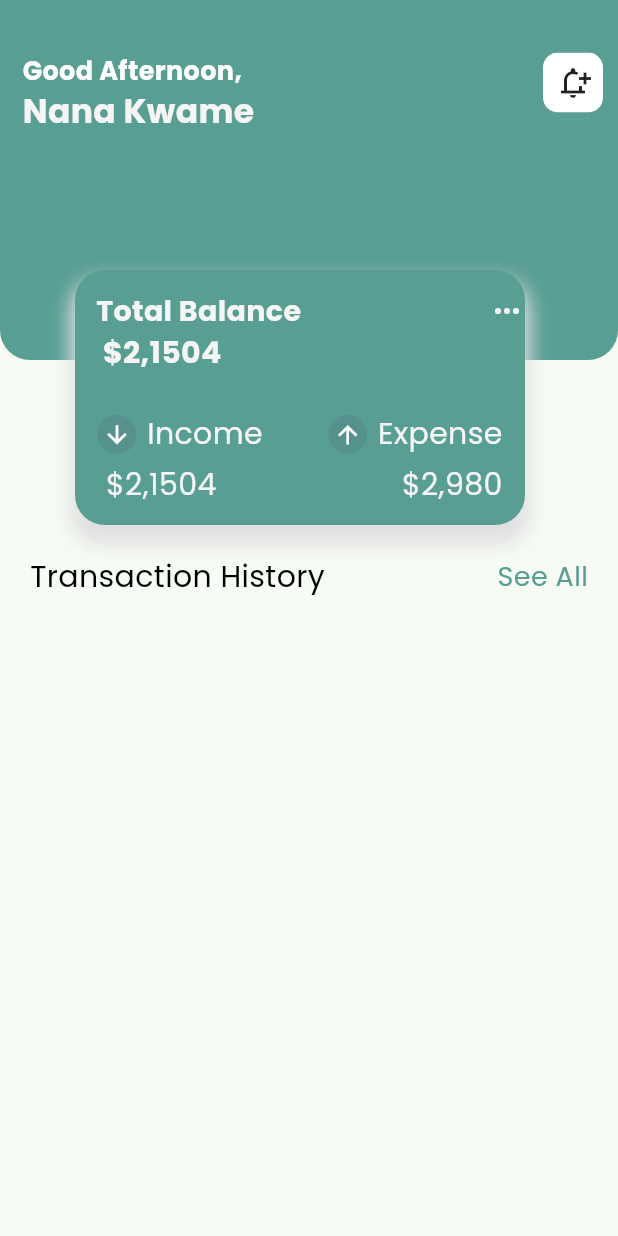
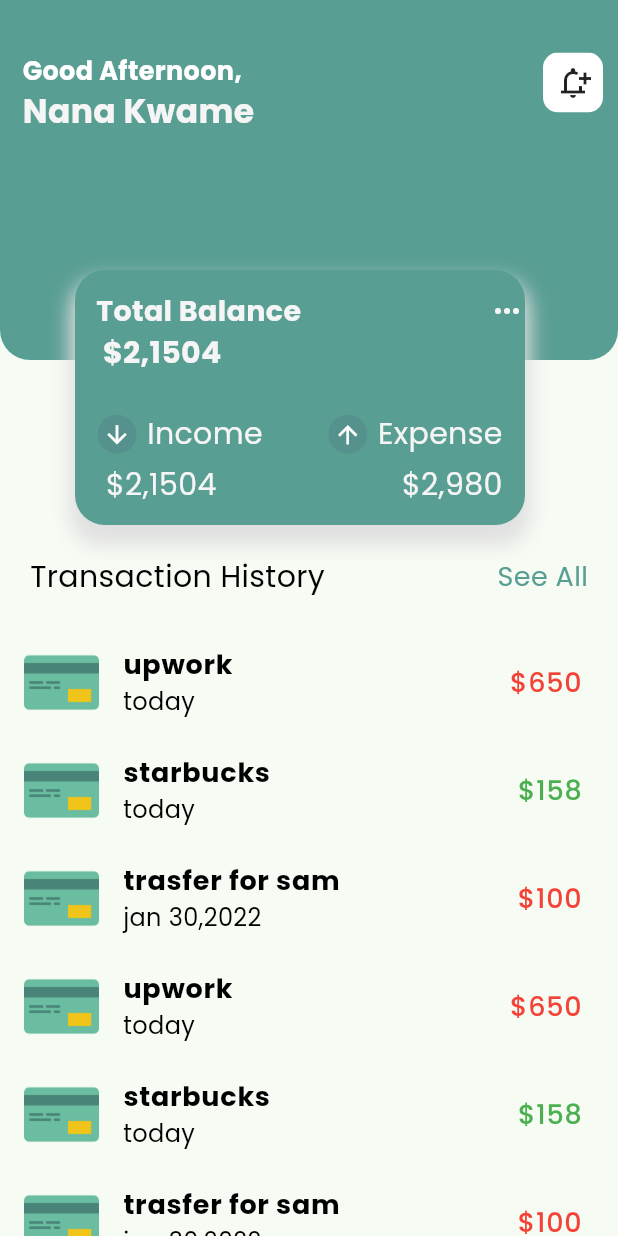
Before and after one commit to Ikwame91/financeAppWithFlutter, a Flutter app: the screen it shows after launch, on a phone screen of 412 x 824 dp. Run offline on Flutter 3.47's test engine with Material 3 defaults, Android fonts, the phone set to English and light mode, and no system bars; our stand-ins replace google_fonts.

```diff
--- a/lib/data/listdata.dart
+++ b/lib/data/listdata.dart
@@ -0,0 +1,25 @@
+import 'package:finance_app/data/Money.dart';
+
+List<Money> geter() {
+  Money upwork = Money();
+  upwork.name = 'upwork';
+  upwork.fee = '650';
+  upwork.time = 'today';
+  upwork.image = 'Transfer.png';
+  upwork.buy = true;
+
+  Money starbucks = Money();
+  starbucks.fee = '158';
+  starbucks.image = 'Transfer.png';
+  starbucks.name = 'starbucks';
+  starbucks.time = 'today';
+  starbucks.buy = false;
+
+  Money trasfer = Money();
+  trasfer.fee = '100';
+  trasfer.image = 'Transfer.png';
+  trasfer.name = 'trasfer for sam';
+  trasfer.time = 'jan 30,2022';
+  trasfer.buy = true;
+  return [upwork, starbucks, trasfer, upwork, starbucks, trasfer];
+}
--- /dev/null
+++ b/lib/data/money.dart
@@ -0,0 +1,7 @@
+class Money {
+  String? name;
+  String? image;
+  String? time;
+  String? fee;
+  bool? buy;
+}
--- a/lib/screens/home.dart
+++ b/lib/screens/home.dart
@@ -1,3 +1,4 @@
+import 'package:finance_app/data/listdata.dart';
 import 'package:finance_app/utils/colors.dart';
 import 'package:finance_app/utils/text.dart';
 import 'package:flutter/material.dart';
@@ -43,8 +44,29 @@ class Home extends StatelessWidget {
                 (context, index) => ListTile(
                   leading: ClipRRect(
                     borderRadius: BorderRadius.circular(10),
+                    child: Image.asset(
+                      "assets/${geter()[index].image!}",
+                      width: 50,
+                      height: 50,
+                    ),
+                  ),
+                  title: BoldText(
+                    text: geter()[index].name!,
+                    size: 18,
+                    color: AppColors.black,
+                  ),
+                  subtitle: ModifiedText(
+                    text: geter()[index].time!,
+                    color: AppColors.black,
+                    fontSize: 16,
+                  ),
+                  trailing: ModifiedText(
+                    text: "\$${geter()[index].fee!}",
+                    color: geter()[index].buy! ? Colors.red : Colors.green,
+                    fontSize: 18,
                   ),
                 ),
+                childCount: geter().length,
               ),
             ),
           ],
--- a/pubspec.yaml
+++ b/pubspec.yaml
@@ -52,8 +52,8 @@ flutter:
   # the material Icons class.
   uses-material-design: true
   # To add assets to your application, add an assets section, like this:
-  # assets:
-  #   - images/a_dot_burr.jpeg
+  assets:
+    - assets/
   #   - images/a_dot_ham.jpeg
   # An image asset can refer to one or more resolution-specific "variants", see
   # https://flutter.dev/assets-and-images/#resolution-aware
```
Also changed, not shown: 1 other file.
